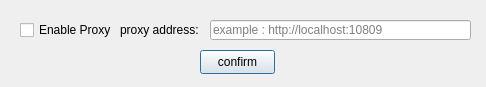
Above: src/proxy.ui from anonymousException/renpy-translator before the change. Below: the same form after it.
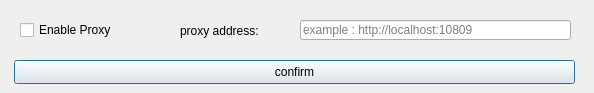
That is the form after the change.

What changed in the file:
```diff
--- a/src/proxy.ui
+++ b/src/proxy.ui
@@ -6,8 +6,8 @@
    <rect>
     <x>0</x>
     <y>0</y>
-    <width>486</width>
-    <height>87</height>
+    <width>594</width>
+    <height>93</height>
    </rect>
   </property>
   <property name="windowTitle">
@@ -18,7 +18,7 @@
     <rect>
      <x>20</x>
      <y>20</y>
-     <width>101</width>
+     <width>161</width>
      <height>20</height>
     </rect>
    </property>
@@ -29,9 +29,9 @@
   <widget class="QLineEdit" name="proxyEdit">
    <property name="geometry">
     <rect>
-     <x>210</x>
+     <x>300</x>
      <y>20</y>
-     <width>261</width>
+     <width>271</width>
      <height>20</height>
     </rect>
    </property>
@@ -42,22 +42,25 @@
   <widget class="QLabel" name="label">
    <property name="geometry">
     <rect>
-     <x>120</x>
-     <y>22</y>
-     <width>91</width>
-     <height>16</height>
+     <x>180</x>
+     <y>10</y>
+     <width>121</width>
+     <height>41</height>
     </rect>
    </property>
    <property name="text">
     <string>proxy address:</string>
    </property>
+   <property name="wordWrap">
+    <bool>true</bool>
+   </property>
   </widget>
   <widget class="QPushButton" name="confirmButton">
    <property name="geometry">
     <rect>
-     <x>200</x>
-     <y>50</y>
-     <width>75</width>
+     <x>14</x>
+     <y>60</y>
+     <width>561</width>
      <height>24</height>
     </rect>
    </property>
```
